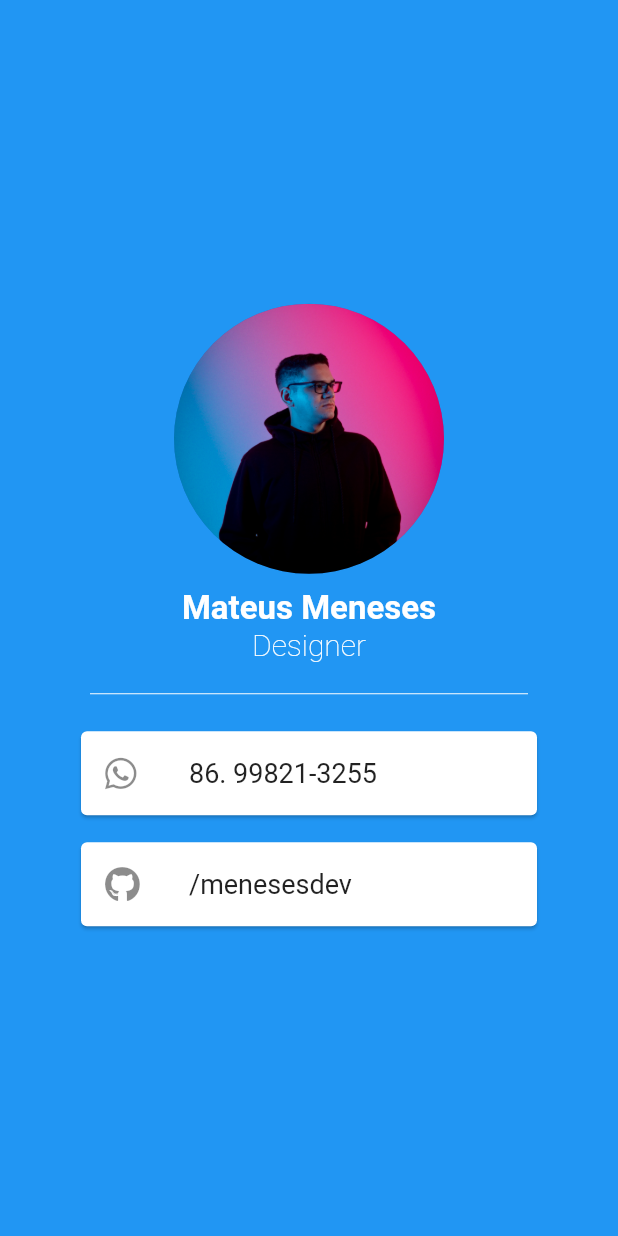
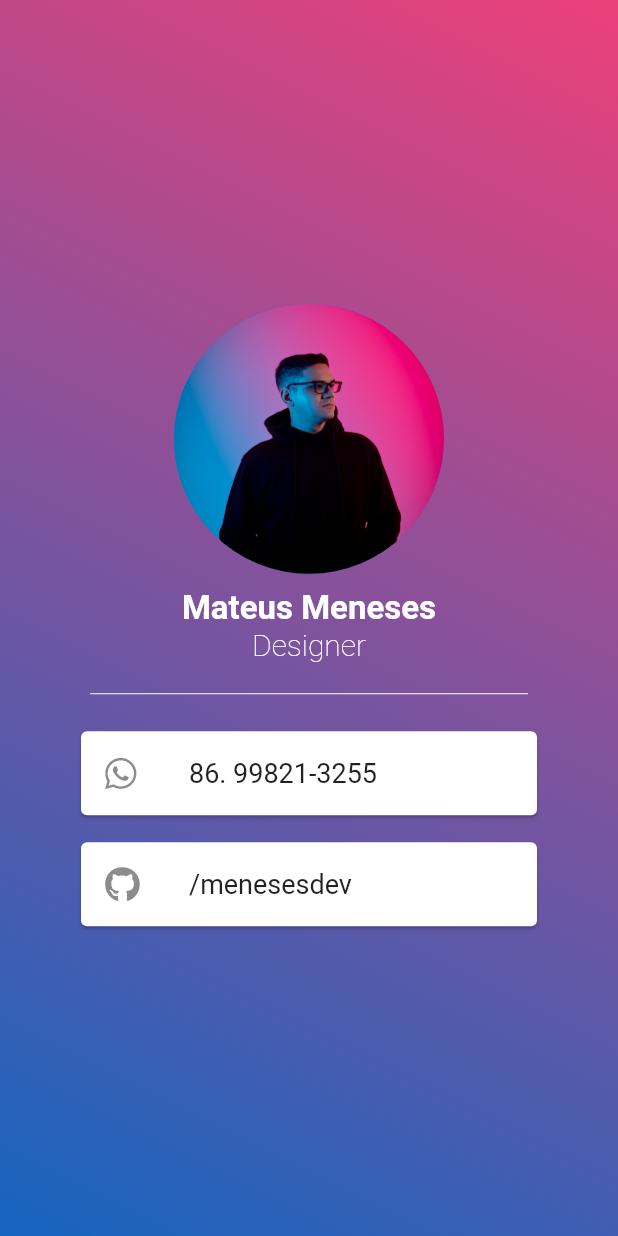
Before and after one commit to menesesdev/perfil, a Flutter app: the screen it shows after launch, on a phone screen of 412 x 824 dp. Run offline on Flutter 3.47's test engine with Material 2 defaults, Android fonts, the phone set to English and light mode, and no system bars; our stand-ins replace font_awesome_flutter.

Commit message:
Finalizando o projeto

```diff
--- a/lib/main.dart
+++ b/lib/main.dart
@@ -29,7 +29,16 @@ class MyHomePage extends StatelessWidget {
     return Scaffold(
       backgroundColor: Colors.blue,
       //appBar: AppBar(),
-      body: Center(
+      body: Container(
+        decoration: BoxDecoration(
+            gradient: LinearGradient(
+                begin: Alignment.topRight,
+                end: Alignment.bottomLeft,
+                colors: [
+              Colors.pink.shade400,
+              Colors.blue.shade800,
+            ])),
+        child: Center(
           child: Column(
             mainAxisAlignment: MainAxisAlignment.center,
             crossAxisAlignment: CrossAxisAlignment.center,
@@ -87,6 +96,7 @@ class MyHomePage extends StatelessWidget {
             ],
           ),
         ),
+      ),
     );
   }
 }
```
Lines whose indentation alone changed are shown as unchanged.
